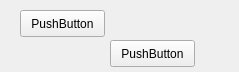
This is forms/modulelistwidget.ui in mfoo/sched as Qt 5 draws it before an edit. The edited form follows.
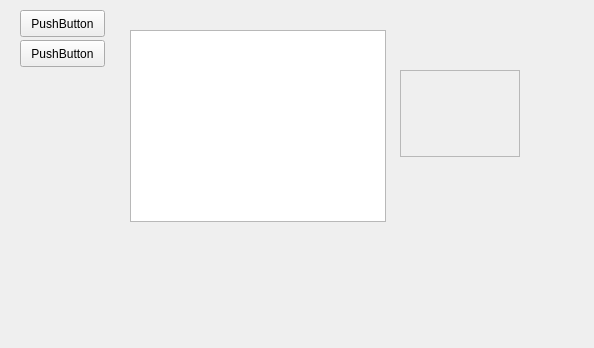
This is the edited form.

Diff of the .ui file:
```diff
--- a/forms/modulelistwidget.ui
+++ b/forms/modulelistwidget.ui
@@ -6,8 +6,8 @@
    <rect>
     <x>0</x>
     <y>0</y>
-    <width>239</width>
-    <height>72</height>
+    <width>594</width>
+    <height>348</height>
    </rect>
   </property>
   <property name="windowTitle">
@@ -29,7 +29,7 @@
   <widget class="QPushButton" name="pushButton_2">
    <property name="geometry">
     <rect>
-     <x>110</x>
+     <x>20</x>
      <y>40</y>
      <width>85</width>
      <height>27</height>
@@ -39,6 +39,51 @@
     <string>PushButton</string>
    </property>
   </widget>
+  <widget class="QListWidget" name="listWidget">
+   <property name="geometry">
+    <rect>
+     <x>130</x>
+     <y>30</y>
+     <width>256</width>
+     <height>192</height>
+    </rect>
+   </property>
+   <property name="dragEnabled">
+    <bool>true</bool>
+   </property>
+   <property name="dragDropOverwriteMode">
+    <bool>false</bool>
+   </property>
+   <property name="dragDropMode">
+    <enum>QAbstractItemView::DragDrop</enum>
+   </property>
+   <property name="resizeMode">
+    <enum>QListView::Adjust</enum>
+   </property>
+  </widget>
+  <widget class="QScrollArea" name="scrollArea">
+   <property name="geometry">
+    <rect>
+     <x>400</x>
+     <y>70</y>
+     <width>120</width>
+     <height>87</height>
+    </rect>
+   </property>
+   <property name="widgetResizable">
+    <bool>true</bool>
+   </property>
+   <widget class="QWidget" name="scrollAreaWidgetContents">
+    <property name="geometry">
+     <rect>
+      <x>0</x>
+      <y>0</y>
+      <width>118</width>
+      <height>85</height>
+     </rect>
+    </property>
+   </widget>
+  </widget>
  </widget>
  <resources/>
  <connections/>
```
